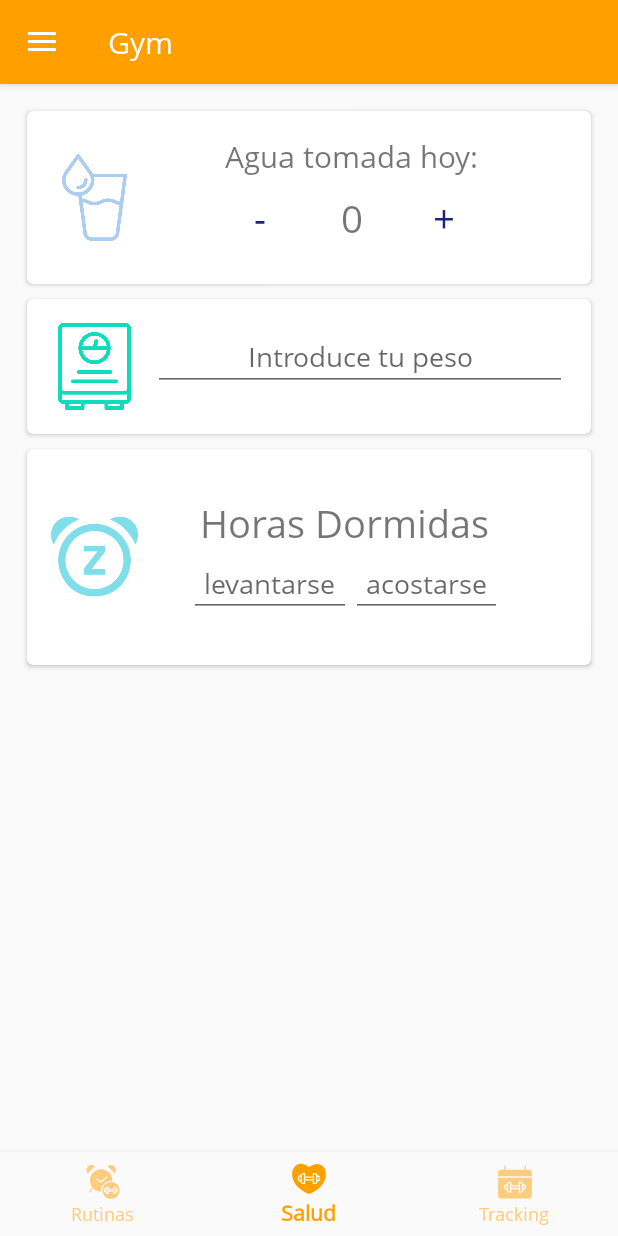
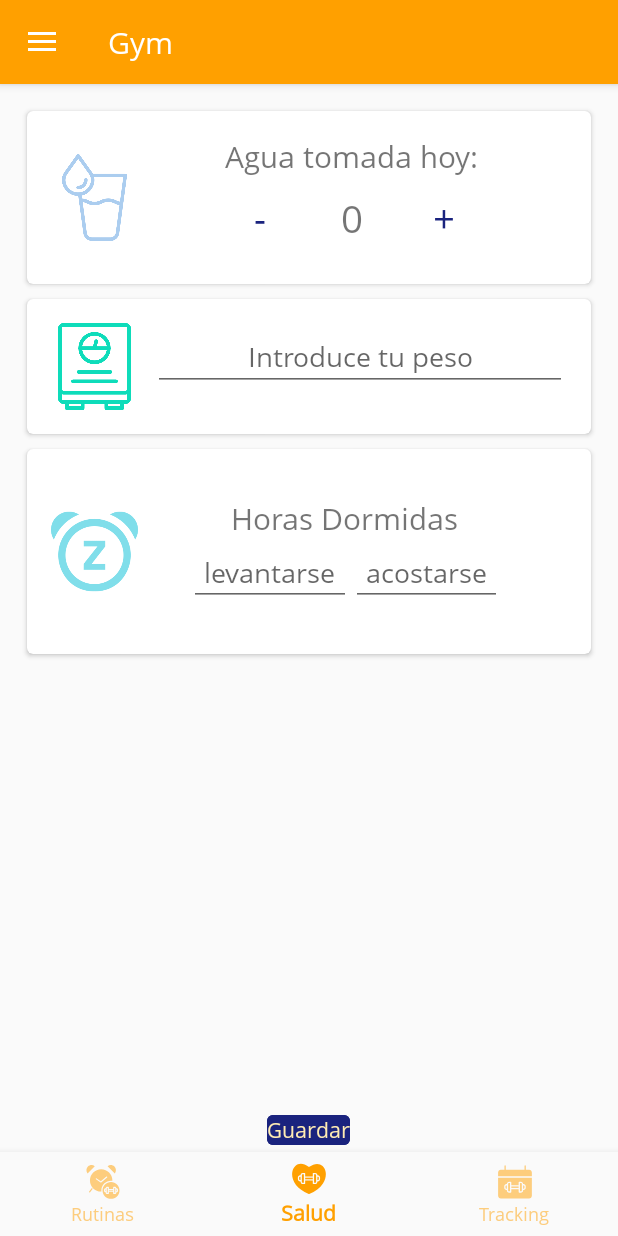
Before and after one commit to FINALGVI/final, an Android app: the screen it shows after launch (NavigationSide), item 2 of the bottom bar chosen, on a phone screen of 412 x 824 dp. Run offline under Robolectric (Android 15) with nearby library versions, the phone set to English and light mode, and no system bars; 4 statements that could not run were skipped.

Commit message:
Update fragment_fitness.xml

```diff
--- a/GYM/app/src/main/res/layout/fragment_fitness.xml
+++ b/GYM/app/src/main/res/layout/fragment_fitness.xml
@@ -44,11 +44,12 @@
                         android:id="@+id/imgAgua"
                         android:layout_width="58dp"
                         android:layout_height="58dp"
+                        android:layout_centerVertical="true"
                         android:src="@drawable/agua"
-                        android:tint="#abcdef"
-                        android:layout_centerVertical="true"/>
+                        android:tint="#abcdef" />
 
-                    <RelativeLayout android:id="@+id/r1"
+                    <RelativeLayout
+                        android:id="@+id/r1"
                         android:layout_width="match_parent"
                         android:layout_height="wrap_content"
                         android:layout_toRightOf="@+id/imgAgua">
@@ -58,40 +59,43 @@
                             android:layout_width="wrap_content"
                             android:layout_height="wrap_content"
                             android:layout_alignParentTop="true"
+                            android:layout_centerHorizontal="true"
                             android:text="Agua tomada hoy:"
-                            android:textSize="20sp"
-                            android:layout_centerHorizontal="true"/>
+                            android:textSize="20sp" />
 
                         <RelativeLayout
                             android:layout_width="wrap_content"
                             android:layout_height="wrap_content"
                             android:layout_below="@+id/nombreAgua"
                             android:layout_centerHorizontal="true">
+
                             <Button
                                 android:id="@+id/btnAgua_menos"
+                                style="@style/Base.Widget.AppCompat.Button.Borderless"
                                 android:layout_width="wrap_content"
                                 android:layout_height="match_parent"
-                                android:textSize="25sp"
+                                android:text="-"
                                 android:textColor="@color/colorAccent"
-                                android:text="-"
-                                style="@style/Base.Widget.AppCompat.Button.Borderless" />
+                                android:textSize="25sp" />
+
                             <TextView
                                 android:id="@+id/CantidadAgua"
                                 android:layout_width="wrap_content"
                                 android:layout_height="wrap_content"
                                 android:layout_margin="10dp"
-                                android:textSize="25sp"
+                                android:layout_toRightOf="@+id/btnAgua_menos"
                                 android:text="0"
-                                android:layout_toRightOf="@+id/btnAgua_menos"/>
+                                android:textSize="25sp" />
+
                             <Button
                                 android:id="@+id/btnAgua_mas"
+                                style="@style/Base.Widget.AppCompat.Button.Borderless"
                                 android:layout_width="wrap_content"
                                 android:layout_height="match_parent"
-                                android:textSize="25sp"
+                                android:layout_toRightOf="@+id/CantidadAgua"
+                                android:text="+"
                                 android:textColor="@color/colorAccent"
-                                android:text="+"
-                                style="@style/Base.Widget.AppCompat.Button.Borderless"
-                                android:layout_toRightOf="@+id/CantidadAgua"/>
+                                android:textSize="25sp" />
                         </RelativeLayout>
                     </RelativeLayout>
                 </RelativeLayout>
@@ -123,9 +127,9 @@
                         android:id="@+id/imagenPeso"
                         android:layout_width="58dp"
                         android:layout_height="58dp"
+                        android:layout_marginEnd="10dp"
                         android:src="@drawable/peso"
-                        android:tint="#0edcba"
-                        android:layout_marginEnd="10dp"/>
+                        android:tint="#0edcba" />
 
                     <EditText
                         android:id="@+id/editPeso"
@@ -149,7 +153,7 @@
                 app:layout_constraintBottom_toBottomOf="parent"
                 app:layout_constraintStart_toStartOf="parent">
 
-                <RelativeLayout
+                <RelativeLayout android:id="@+id/l1"
                     android:layout_width="match_parent"
                     android:layout_height="wrap_content"
                     android:padding="16dp">
@@ -158,9 +162,9 @@
                         android:id="@+id/imgDormir"
                         android:layout_width="58dp"
                         android:layout_height="58dp"
+                        android:layout_centerVertical="true"
                         android:src="@drawable/dormir"
-                        android:tint="#80deea"
-                        android:layout_centerVertical="true"/>
+                        android:tint="#80deea" />
 
                     <RelativeLayout
                         android:layout_width="wrap_content"
@@ -176,7 +180,7 @@
                             android:layout_height="wrap_content"
                             android:layout_centerHorizontal="true"
                             android:text="Horas Dormidas"
-                            android:textSize="25dp" />
+                            android:textSize="20dp" />
 
                         <LinearLayout
                             android:layout_width="wrap_content"
@@ -202,5 +206,15 @@
             </android.support.design.card.MaterialCardView>
 
         </android.support.constraint.ConstraintLayout>
+
     </ScrollView>
+    <android.support.design.button.MaterialButton
+        android:id="@+id/btnguardar"
+        android:layout_width="wrap_content"
+        android:layout_height="wrap_content"
+        android:layout_centerHorizontal="true"
+        android:backgroundTint="@color/colorAccent"
+        android:text="Guardar"
+        android:textColor="@color/background"
+        android:layout_alignParentBottom="true"/>
 </RelativeLayout>
```
